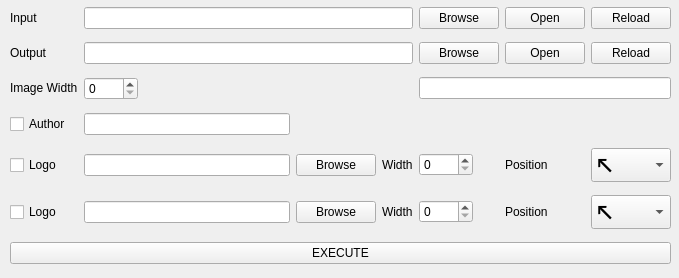
hoanglenguyen6896/01_Tools, file 00_resize_image/resize_img/UI.ui: the form before one commit.
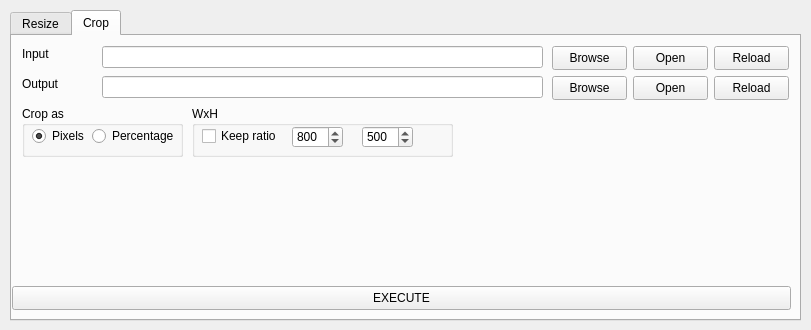
The form after the commit.

```diff
--- a/00_resize_image/resize_img/UI.ui
+++ b/00_resize_image/resize_img/UI.ui
@@ -6,19 +6,35 @@
    <rect>
     <x>0</x>
     <y>0</y>
-    <width>679</width>
-    <height>278</height>
+    <width>811</width>
+    <height>330</height>
    </rect>
   </property>
   <property name="windowTitle">
    <string>Resize Image</string>
   </property>
+  <widget class="QTabWidget" name="tabWidget">
+   <property name="geometry">
+    <rect>
+     <x>10</x>
+     <y>10</y>
+     <width>791</width>
+     <height>311</height>
+    </rect>
+   </property>
+   <property name="currentIndex">
+    <number>1</number>
+   </property>
+   <widget class="QWidget" name="Resize_QWidget">
+    <attribute name="title">
+     <string>Resize</string>
+    </attribute>
   <widget class="QWidget" name="gridLayoutWidget">
    <property name="geometry">
     <rect>
-     <x>10</x>
+       <x>0</x>
      <y>0</y>
-     <width>661</width>
+       <width>781</width>
      <height>272</height>
     </rect>
    </property>
@@ -506,6 +522,328 @@
      <widget class="QLineEdit" name="lineEdit_DEBUG"/>
     </item>
    </layout>
+    </widget>
+   </widget>
+   <widget class="QWidget" name="Crop_QWidget">
+    <attribute name="title">
+     <string>Crop</string>
+    </attribute>
+    <widget class="QLabel" name="label_output_Crop">
+     <property name="geometry">
+      <rect>
+       <x>10</x>
+       <y>40</y>
+       <width>38</width>
+       <height>16</height>
+      </rect>
+     </property>
+     <property name="sizePolicy">
+      <sizepolicy hsizetype="Fixed" vsizetype="Fixed">
+       <horstretch>0</horstretch>
+       <verstretch>0</verstretch>
+      </sizepolicy>
+     </property>
+     <property name="text">
+      <string>Output</string>
+     </property>
+    </widget>
+    <widget class="QLineEdit" name="lineEdit_output_Crop">
+     <property name="geometry">
+      <rect>
+       <x>90</x>
+       <y>40</y>
+       <width>441</width>
+       <height>22</height>
+      </rect>
+     </property>
+    </widget>
+    <widget class="QPushButton" name="pushButton_output_reload_Crop">
+     <property name="geometry">
+      <rect>
+       <x>702</x>
+       <y>40</y>
+       <width>75</width>
+       <height>24</height>
+      </rect>
+     </property>
+     <property name="sizePolicy">
+      <sizepolicy hsizetype="Fixed" vsizetype="Fixed">
+       <horstretch>0</horstretch>
+       <verstretch>0</verstretch>
+      </sizepolicy>
+     </property>
+     <property name="minimumSize">
+      <size>
+       <width>0</width>
+       <height>0</height>
+      </size>
+     </property>
+     <property name="text">
+      <string>Reload</string>
+     </property>
+    </widget>
+    <widget class="QPushButton" name="pushButton_input_reload_Crop">
+     <property name="geometry">
+      <rect>
+       <x>702</x>
+       <y>10</y>
+       <width>75</width>
+       <height>24</height>
+      </rect>
+     </property>
+     <property name="sizePolicy">
+      <sizepolicy hsizetype="Fixed" vsizetype="Fixed">
+       <horstretch>0</horstretch>
+       <verstretch>0</verstretch>
+      </sizepolicy>
+     </property>
+     <property name="minimumSize">
+      <size>
+       <width>0</width>
+       <height>0</height>
+      </size>
+     </property>
+     <property name="baseSize">
+      <size>
+       <width>0</width>
+       <height>0</height>
+      </size>
+     </property>
+     <property name="text">
+      <string>Reload</string>
+     </property>
+    </widget>
+    <widget class="QPushButton" name="pushButton_input_open_Crop">
+     <property name="geometry">
+      <rect>
+       <x>621</x>
+       <y>10</y>
+       <width>75</width>
+       <height>24</height>
+      </rect>
+     </property>
+     <property name="sizePolicy">
+      <sizepolicy hsizetype="Fixed" vsizetype="Fixed">
+       <horstretch>0</horstretch>
+       <verstretch>0</verstretch>
+      </sizepolicy>
+     </property>
+     <property name="minimumSize">
+      <size>
+       <width>0</width>
+       <height>0</height>
+      </size>
+     </property>
+     <property name="text">
+      <string>Open</string>
+     </property>
+    </widget>
+    <widget class="QPushButton" name="pushButton_output_open_Crop">
+     <property name="geometry">
+      <rect>
+       <x>621</x>
+       <y>40</y>
+       <width>75</width>
+       <height>24</height>
+      </rect>
+     </property>
+     <property name="sizePolicy">
+      <sizepolicy hsizetype="Fixed" vsizetype="Fixed">
+       <horstretch>0</horstretch>
+       <verstretch>0</verstretch>
+      </sizepolicy>
+     </property>
+     <property name="text">
+      <string>Open</string>
+     </property>
+    </widget>
+    <widget class="QLabel" name="label_input_Crop">
+     <property name="geometry">
+      <rect>
+       <x>10</x>
+       <y>10</y>
+       <width>28</width>
+       <height>16</height>
+      </rect>
+     </property>
+     <property name="sizePolicy">
+      <sizepolicy hsizetype="Fixed" vsizetype="Fixed">
+       <horstretch>0</horstretch>
+       <verstretch>0</verstretch>
+      </sizepolicy>
+     </property>
+     <property name="text">
+      <string>Input</string>
+     </property>
+    </widget>
+    <widget class="QPushButton" name="pushButton_output_browse_Crop">
+     <property name="geometry">
+      <rect>
+       <x>540</x>
+       <y>40</y>
+       <width>75</width>
+       <height>24</height>
+      </rect>
+     </property>
+     <property name="sizePolicy">
+      <sizepolicy hsizetype="Fixed" vsizetype="Fixed">
+       <horstretch>0</horstretch>
+       <verstretch>0</verstretch>
+      </sizepolicy>
+     </property>
+     <property name="text">
+      <string>Browse</string>
+     </property>
+    </widget>
+    <widget class="QLineEdit" name="lineEdit_input_Crop">
+     <property name="geometry">
+      <rect>
+       <x>90</x>
+       <y>10</y>
+       <width>441</width>
+       <height>22</height>
+      </rect>
+     </property>
+    </widget>
+    <widget class="QPushButton" name="pushButton_input_browse_Crop">
+     <property name="geometry">
+      <rect>
+       <x>540</x>
+       <y>10</y>
+       <width>75</width>
+       <height>24</height>
+      </rect>
+     </property>
+     <property name="sizePolicy">
+      <sizepolicy hsizetype="Fixed" vsizetype="Fixed">
+       <horstretch>0</horstretch>
+       <verstretch>0</verstretch>
+      </sizepolicy>
+     </property>
+     <property name="minimumSize">
+      <size>
+       <width>0</width>
+       <height>0</height>
+      </size>
+     </property>
+     <property name="text">
+      <string>Browse</string>
+     </property>
+    </widget>
+    <widget class="QGroupBox" name="groupBox_crop_type">
+     <property name="geometry">
+      <rect>
+       <x>10</x>
+       <y>70</y>
+       <width>161</width>
+       <height>51</height>
+      </rect>
+     </property>
+     <property name="title">
+      <string>Crop as</string>
+     </property>
+     <widget class="QRadioButton" name="radioButton_pixel_Crop">
+      <property name="geometry">
+       <rect>
+        <x>10</x>
+        <y>20</y>
+        <width>89</width>
+        <height>20</height>
+       </rect>
+      </property>
+      <property name="text">
+       <string>Pixels</string>
+      </property>
+      <property name="checked">
+       <bool>true</bool>
+      </property>
+     </widget>
+     <widget class="QRadioButton" name="radioButton_percentage_Crop">
+      <property name="geometry">
+       <rect>
+        <x>70</x>
+        <y>20</y>
+        <width>89</width>
+        <height>20</height>
+       </rect>
+      </property>
+      <property name="text">
+       <string>Percentage</string>
+      </property>
+     </widget>
+    </widget>
+    <widget class="QGroupBox" name="groupBox_wxh_size_Crop">
+     <property name="geometry">
+      <rect>
+       <x>180</x>
+       <y>70</y>
+       <width>261</width>
+       <height>51</height>
+      </rect>
+     </property>
+     <property name="title">
+      <string>WxH</string>
+     </property>
+     <widget class="QCheckBox" name="checkBox_keep_ratio_Crop">
+      <property name="geometry">
+       <rect>
+        <x>10</x>
+        <y>20</y>
+        <width>76</width>
+        <height>20</height>
+       </rect>
+      </property>
+      <property name="text">
+       <string>Keep ratio</string>
+      </property>
+     </widget>
+     <widget class="QSpinBox" name="spinBox_width_Crop">
+      <property name="geometry">
+       <rect>
+        <x>100</x>
+        <y>20</y>
+        <width>51</width>
+        <height>22</height>
+       </rect>
+      </property>
+      <property name="maximum">
+       <number>9999</number>
+      </property>
+      <property name="value">
+       <number>800</number>
+      </property>
+     </widget>
+     <widget class="QSpinBox" name="spinBox_height_Crop">
+      <property name="geometry">
+       <rect>
+        <x>170</x>
+        <y>20</y>
+        <width>51</width>
+        <height>22</height>
+       </rect>
+      </property>
+      <property name="maximum">
+       <number>9999</number>
+      </property>
+      <property name="value">
+       <number>500</number>
+      </property>
+     </widget>
+    </widget>
+    <widget class="QPushButton" name="pushButton_EXECUTE_Crop">
+     <property name="geometry">
+      <rect>
+       <x>0</x>
+       <y>250</y>
+       <width>779</width>
+       <height>24</height>
+      </rect>
+     </property>
+     <property name="text">
+      <string>EXECUTE</string>
+     </property>
+    </widget>
+   </widget>
   </widget>
  </widget>
  <resources/>
```
Lines whose indentation alone changed are shown as unchanged.
